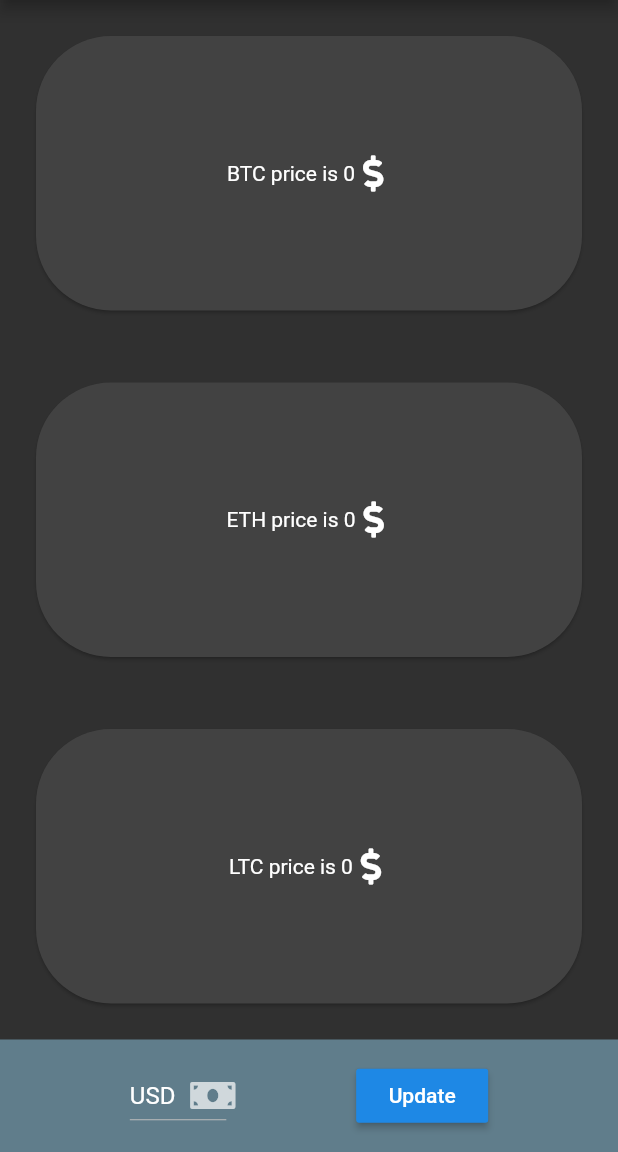
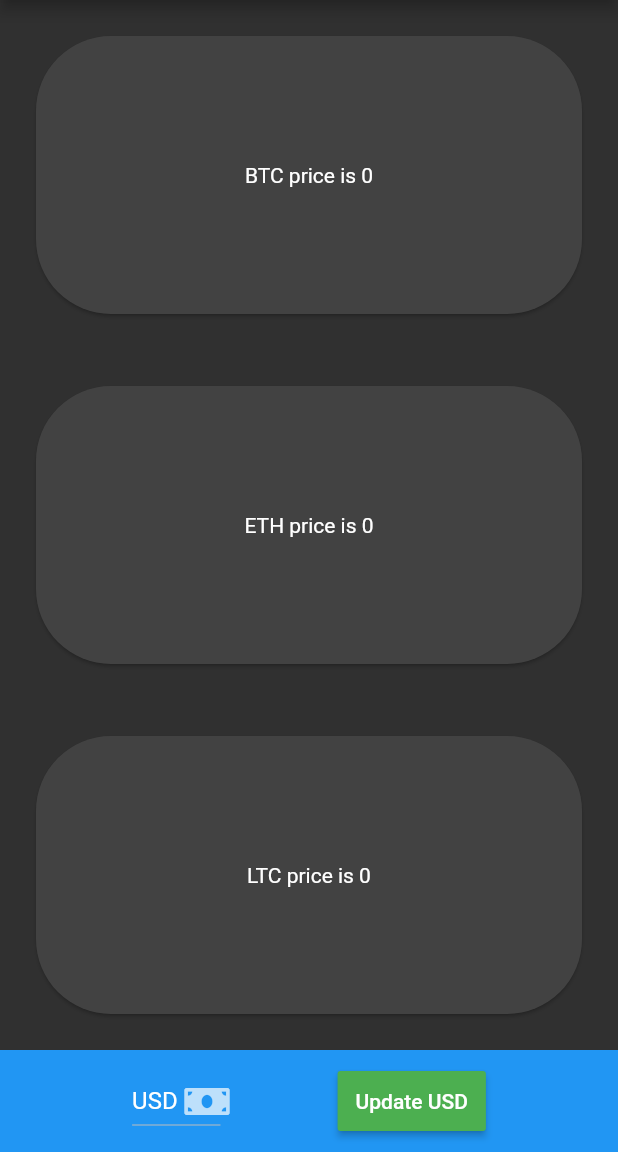
Before and after one commit to AvoMandjian/bitcoin_price_checker, a Flutter app: the CryptoPrice screen opened by its route, on a phone screen of 412 x 824 dp, the part 84-1236 px from its top. Run offline on Flutter 3.47's test engine with Material 2 defaults, Android fonts, the phone set to English and light mode, and no system bars; our stand-ins replace flutter_spinkit, font_awesome_flutter; network calls fail.

Commit message:
crypto page done

```diff
--- a/lib/CustomWidgets.dart
+++ b/lib/CustomWidgets.dart
@@ -34,74 +34,9 @@ class CardCustom extends StatelessWidget {
               text,
               textAlign: TextAlign.center,
             ),
-            Icon(FontAwesomeIcons.dollarSign),
           ],
         ),
       ),
     );
   }
 }
-
-class ButtomContainer extends StatefulWidget {
-  const ButtomContainer({
-    Key key,
-  }) : super(key: key);
-
-  @override
-  _ButtomContainerState createState() => _ButtomContainerState();
-}
-
-class _ButtomContainerState extends State<ButtomContainer> {
-  @override
-  Widget build(BuildContext context) {
-    return Container(
-      height: 75,
-      width: double.infinity,
-      color: Colors.blueGrey,
-      child: DropDownCustom(),
-    );
-  }
-}
-
-class DropDownCustom extends StatefulWidget {
-  @override
-  _DropDownCustomState createState() => _DropDownCustomState();
-}
-
-class _DropDownCustomState extends State<DropDownCustom> {
-  String dropdownValue = 'USD';
-
-  @override
-  Widget build(BuildContext context) {
-    return Center(
-      child: Row(
-        mainAxisAlignment: MainAxisAlignment.spaceEvenly,
-        children: <Widget>[
-          DropdownButton<String>(
-            value: dropdownValue,
-            icon: Icon(FontAwesomeIcons.moneyBill),
-            iconSize: 24,
-            elevation: 16,
-            onChanged: (String newValue) {
-              setState(() {
-                dropdownValue = newValue;
-                return newValue;
-              });
-            },
-            items: <String>['USD', 'EURO', 'LBP', 'JPY']
-                .map<DropdownMenuItem<String>>((String value) {
-              return DropdownMenuItem<String>(
-                value: value,
-                child: Text(value),
-              );
-            }).toList(),
-          ),
-          RaisedButton(
-            onPressed: () {},
-            child: Text('Update'),
-          ),
-        ],
-      ),
-    );
-  }
-}
--- a/lib/crypto-price-screen.dart
+++ b/lib/crypto-price-screen.dart
@@ -1,4 +1,5 @@
 import 'package:flutter/material.dart';
+import 'package:font_awesome_flutter/font_awesome_flutter.dart';
 import 'dart:convert';
 import 'package:http/http.dart' as http;
 import 'CustomWidgets.dart';
@@ -9,6 +10,19 @@ class CryptoPrice extends StatefulWidget {
 }
 
 class _CryptoPriceState extends State<CryptoPrice> {
+  String dropdownValue = 'USD';
+
+  // To show Selected Item in Text.
+  String holder = 'USD';
+
+  void getDropDownItem() {
+    setState(() {
+      holder = dropdownValue;
+      return holder;
+    });
+    getData();
+  }
+
   String url =
       'https://min-api.cryptocompare.com/data/pricemulti?fsyms=BTC,ETH,LTC&tsyms=USD,EUR,JPY,LBP,AMD&api_key=902c1a8bb7583958c33e91f267157417945f5714fd885d5c89584022ac9697e4';
   var data;
@@ -16,7 +30,6 @@ class _CryptoPriceState extends State<CryptoPrice> {
   double priceETH = 0;
   double priceLTC = 0;
   List allData = [0, 0, 0];
-  String currency = 'USD';
   @override
   void initState() {
     super.initState();
@@ -27,9 +40,9 @@ class _CryptoPriceState extends State<CryptoPrice> {
     http.Response response = await http.get(url);
     setState(() {
       data = json.decode(response.body);
-      priceBTC = data['BTC'][currency];
-      priceETH = data['ETH'][currency];
-      priceLTC = data['LTC'][currency];
+      priceBTC = data['BTC']['$holder'];
+      priceETH = data['ETH']['$holder'];
+      priceLTC = data['LTC']['$holder'];
 
       allData = [priceBTC, priceETH, priceLTC];
     });
@@ -61,7 +74,43 @@ class _CryptoPriceState extends State<CryptoPrice> {
               text: 'LTC price is ${allData[2]}',
             ),
           ),
-          ButtomContainer(),
+          Container(
+            color: Colors.blue,
+            child: Padding(
+              padding: const EdgeInsets.all(10.0),
+              child: Row(
+                crossAxisAlignment: CrossAxisAlignment.center,
+                mainAxisAlignment: MainAxisAlignment.spaceEvenly,
+                children: <Widget>[
+                  DropdownButton<String>(
+                    value: dropdownValue,
+                    icon: Icon(FontAwesomeIcons.moneyBill),
+                    iconSize: 24,
+                    elevation: 16,
+                    onChanged: (String newValue) {
+                      setState(() {
+                        dropdownValue = newValue;
+                      });
+                    },
+                    items: <String>['USD', 'EUR', 'LBP', 'JPY', 'AMD']
+                        .map<DropdownMenuItem<String>>((String value) {
+                      return DropdownMenuItem<String>(
+                        value: value,
+                        child: Text(value),
+                      );
+                    }).toList(),
+                  ),
+                  RaisedButton(
+                    child: Text('Update $holder'),
+                    onPressed: getDropDownItem,
+                    color: Colors.green,
+                    textColor: Colors.white,
+                    padding: EdgeInsets.fromLTRB(12, 12, 12, 12),
+                  ),
+                ],
+              ),
+            ),
+          ),
         ],
       ),
     );
--- a/lib/material-price-screen.dart
+++ b/lib/material-price-screen.dart
@@ -28,7 +28,6 @@ class MaterialPricePage extends StatelessWidget {
               text: 'Iron price',
             ),
           ),
-          ButtomContainer(),
         ],
       ),
     );
```
